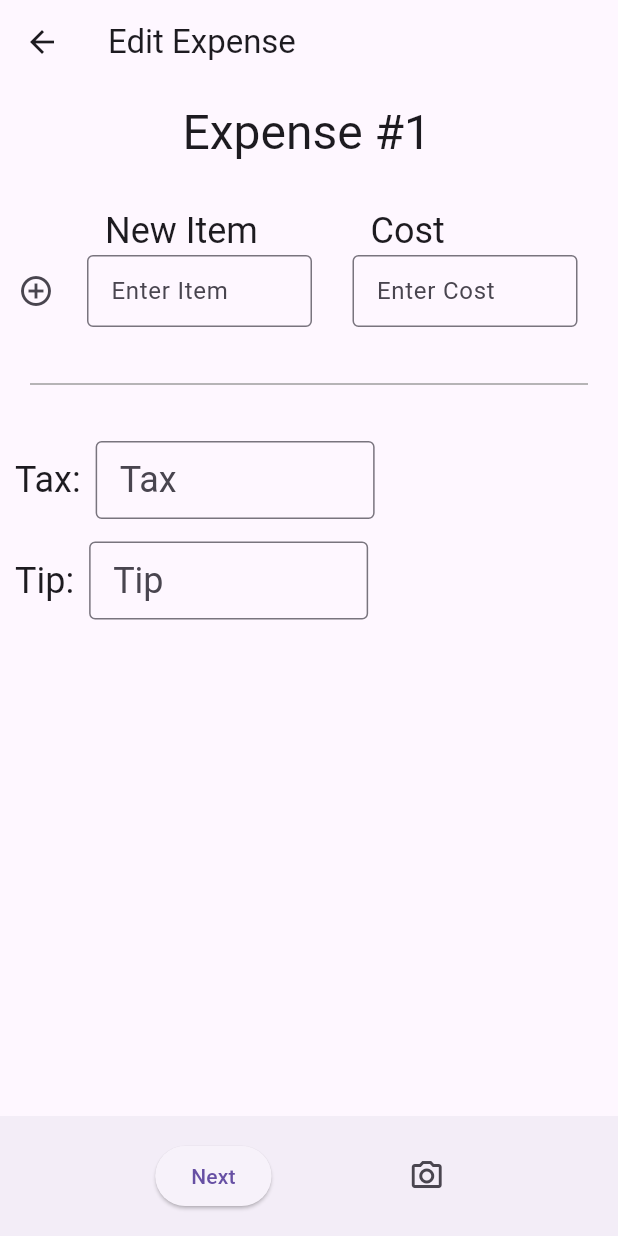
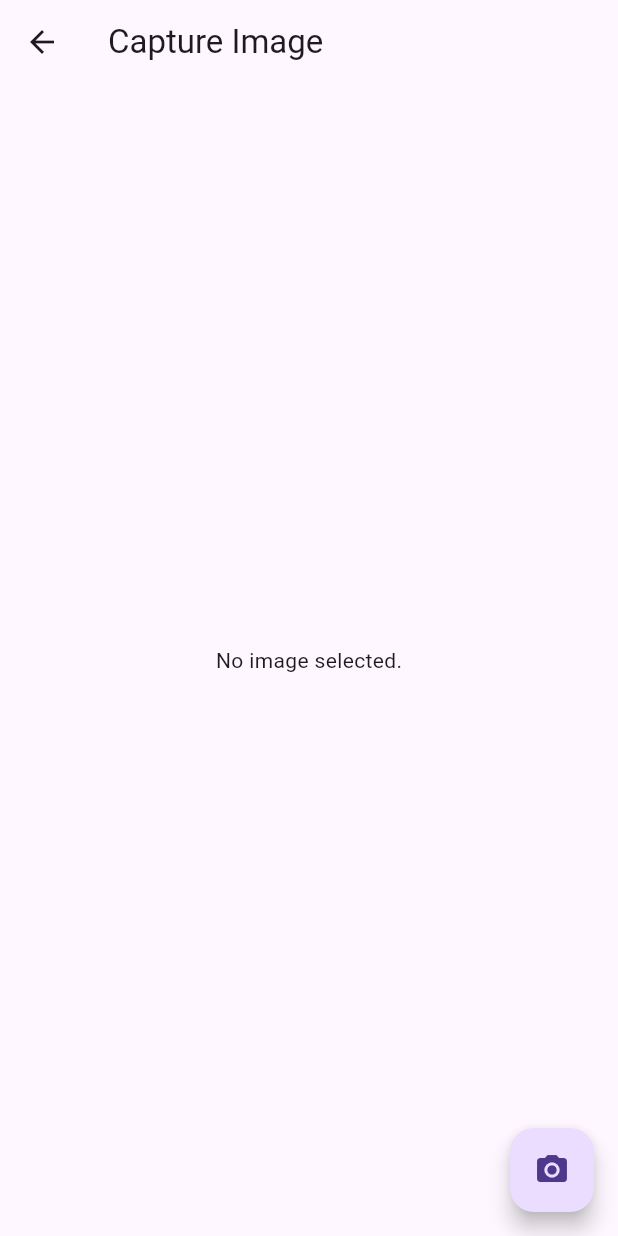
Before and after one commit to bradhu25/QuirkyQuarters, a Flutter app: the EditExpenseRoute screen opened directly, after a tap on the "camera alt" icon, on a phone screen of 412 x 824 dp. Run offline on Flutter 3.47's test engine with Material 3 defaults, Android fonts, the phone set to English and light mode, and no system bars; our stand-ins replace image_picker.

Commit message:
Pick image functionality

```diff
--- a/lib/screens/edit_expense.dart
+++ b/lib/screens/edit_expense.dart
@@ -1,5 +1,7 @@
 import 'package:flutter/material.dart';
 import 'package:quirky_quarters/screens/receipt_summary.dart';
+import 'package:quirky_quarters/screens/photo.dart';
+
 
 class ItemAndCost<T1, T2> {
   String item;
@@ -211,6 +213,10 @@ class _EditExpenseRouteState extends State<EditExpenseRoute> {
                     icon: Icon(Icons.camera_alt_outlined),
                     onPressed: () {
                       // TODO: [DEV] Implement camera icon functionality
+                      Navigator.push(
+                        context,
+                        MaterialPageRoute(builder: (context) => const CameraPage()),
+                      );
                     },
                   ),
                 ],
--- /dev/null
+++ b/lib/screens/photo.dart
@@ -0,0 +1,46 @@
+import 'dart:io';
+import 'package:flutter/material.dart';
+import 'package:image_picker/image_picker.dart';
+
+class CameraPage extends StatefulWidget {
+  const CameraPage({Key? key}) : super(key: key);
+
+  @override
+  _CameraPageState createState() => _CameraPageState();
+}
+
+class _CameraPageState extends State<CameraPage> {
+  XFile? _image;
+
+  Future<void> _pickImage() async {
+    final ImagePicker picker = ImagePicker();
+    // Capture an image
+    final XFile? image = await picker.pickImage(source: ImageSource.camera);
+
+    // Set image if the user selected one
+    if (image != null) {
+      setState(() {
+        _image = image;
+      });
+    }
+  }
+
+  @override
+  Widget build(BuildContext context) {
+    return Scaffold(
+      appBar: AppBar(
+        title: Text('Capture Image'),
+      ),
+      body: Center(
+        child: _image == null
+            ? Text('No image selected.')
+            : Image.file(File(_image!.path)),
+      ),
+      floatingActionButton: FloatingActionButton(
+        onPressed: _pickImage,
+        tooltip: 'Pick Image',
+        child: Icon(Icons.camera_alt),
+      ),
+    );
+  }
+}
--- a/pubspec.yaml
+++ b/pubspec.yaml
@@ -11,7 +11,7 @@ environment:
 dependencies:
   flutter:
     sdk: flutter
-
+  image_picker: ^0.8.5+3
   english_words: ^4.0.0
   provider: ^6.0.0
 
```
Also changed, not shown: pubspec.lock, 8 other files.
